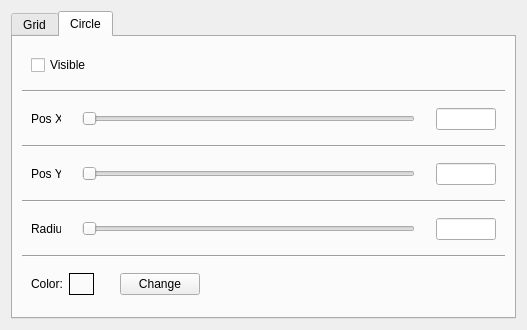
janelia-idf/bias, file src/gui/alignment_settings_dialog.ui: the form before one commit.
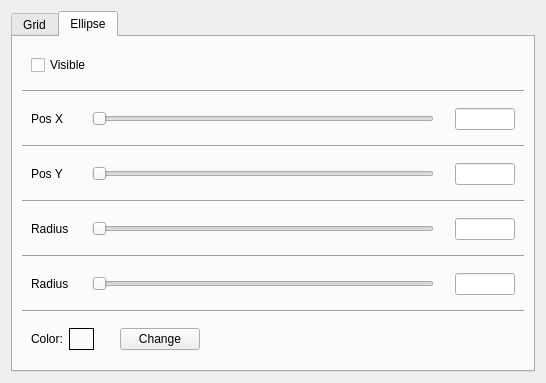
The form after the commit. The open tabs and pages were chosen to show the change.

Commit message: Worked on alignment settings dialog.

```diff
--- a/src/gui/alignment_settings_dialog.ui
+++ b/src/gui/alignment_settings_dialog.ui
@@ -6,8 +6,8 @@
    <rect>
     <x>0</x>
     <y>0</y>
-    <width>527</width>
-    <height>330</height>
+    <width>546</width>
+    <height>377</height>
    </rect>
   </property>
   <property name="windowTitle">
@@ -297,7 +297,7 @@
      </widget>
      <widget class="QWidget" name="circleTabPtr_">
       <attribute name="title">
-       <string>Circle</string>
+       <string>Ellipse</string>
       </attribute>
       <layout class="QVBoxLayout" name="verticalLayout">
        <item>
@@ -349,13 +349,13 @@
             </property>
             <property name="minimumSize">
              <size>
-              <width>30</width>
+              <width>40</width>
               <height>0</height>
              </size>
             </property>
             <property name="maximumSize">
              <size>
-              <width>30</width>
+              <width>40</width>
               <height>16777215</height>
              </size>
             </property>
@@ -448,13 +448,13 @@
             </property>
             <property name="minimumSize">
              <size>
-              <width>30</width>
+              <width>40</width>
               <height>0</height>
              </size>
             </property>
             <property name="maximumSize">
              <size>
-              <width>30</width>
+              <width>40</width>
               <height>16777215</height>
              </size>
             </property>
@@ -547,18 +547,18 @@
             </property>
             <property name="minimumSize">
              <size>
-              <width>30</width>
+              <width>40</width>
               <height>0</height>
              </size>
             </property>
             <property name="maximumSize">
              <size>
-              <width>30</width>
+              <width>40</width>
               <height>16777215</height>
              </size>
             </property>
             <property name="text">
-             <string>Radius </string>
+             <string>Radius X</string>
             </property>
            </widget>
           </item>
@@ -633,6 +633,105 @@
          </property>
         </widget>
        </item>
+       <item>
+        <widget class="QWidget" name="ellipseRadiusYWidgetPtr_" native="true">
+         <layout class="QHBoxLayout" name="horizontalLayout_10">
+          <item>
+           <widget class="QLabel" name="ellipseRadiusYLabelPtr_">
+            <property name="sizePolicy">
+             <sizepolicy hsizetype="Fixed" vsizetype="Preferred">
+              <horstretch>0</horstretch>
+              <verstretch>0</verstretch>
+             </sizepolicy>
+            </property>
+            <property name="minimumSize">
+             <size>
+              <width>40</width>
+              <height>0</height>
+             </size>
+            </property>
+            <property name="maximumSize">
+             <size>
+              <width>40</width>
+              <height>16777215</height>
+             </size>
+            </property>
+            <property name="text">
+             <string>Radius Y </string>
+            </property>
+           </widget>
+          </item>
+          <item>
+           <spacer name="horizontalSpacer_15">
+            <property name="orientation">
+             <enum>Qt::Horizontal</enum>
+            </property>
+            <property name="sizeType">
+             <enum>QSizePolicy::Fixed</enum>
+            </property>
+            <property name="sizeHint" stdset="0">
+             <size>
+              <width>15</width>
+              <height>20</height>
+             </size>
+            </property>
+           </spacer>
+          </item>
+          <item>
+           <widget class="QSlider" name="ellipseRadiusYSliderPtr_">
+            <property name="orientation">
+             <enum>Qt::Horizontal</enum>
+            </property>
+           </widget>
+          </item>
+          <item>
+           <spacer name="horizontalSpacer_16">
+            <property name="orientation">
+             <enum>Qt::Horizontal</enum>
+            </property>
+            <property name="sizeType">
+             <enum>QSizePolicy::Fixed</enum>
+            </property>
+            <property name="sizeHint" stdset="0">
+             <size>
+              <width>15</width>
+              <height>20</height>
+             </size>
+            </property>
+           </spacer>
+          </item>
+          <item>
+           <widget class="QLineEdit" name="ellipseRadiusYLineEditPtr_">
+            <property name="sizePolicy">
+             <sizepolicy hsizetype="Fixed" vsizetype="Fixed">
+              <horstretch>0</horstretch>
+              <verstretch>0</verstretch>
+             </sizepolicy>
+            </property>
+            <property name="minimumSize">
+             <size>
+              <width>60</width>
+              <height>0</height>
+             </size>
+            </property>
+            <property name="maximumSize">
+             <size>
+              <width>60</width>
+              <height>16777215</height>
+             </size>
+            </property>
+           </widget>
+          </item>
+         </layout>
+        </widget>
+       </item>
+       <item>
+        <widget class="Line" name="line_8">
+         <property name="orientation">
+          <enum>Qt::Horizontal</enum>
+         </property>
+        </widget>
+       </item>
        <item>
         <widget class="QWidget" name="widget_7" native="true">
          <layout class="QHBoxLayout" name="horizontalLayout_7">
```
Left out of the diff: 36 changed lines with no effect on the pictures. The commit also changes 5 other files.
